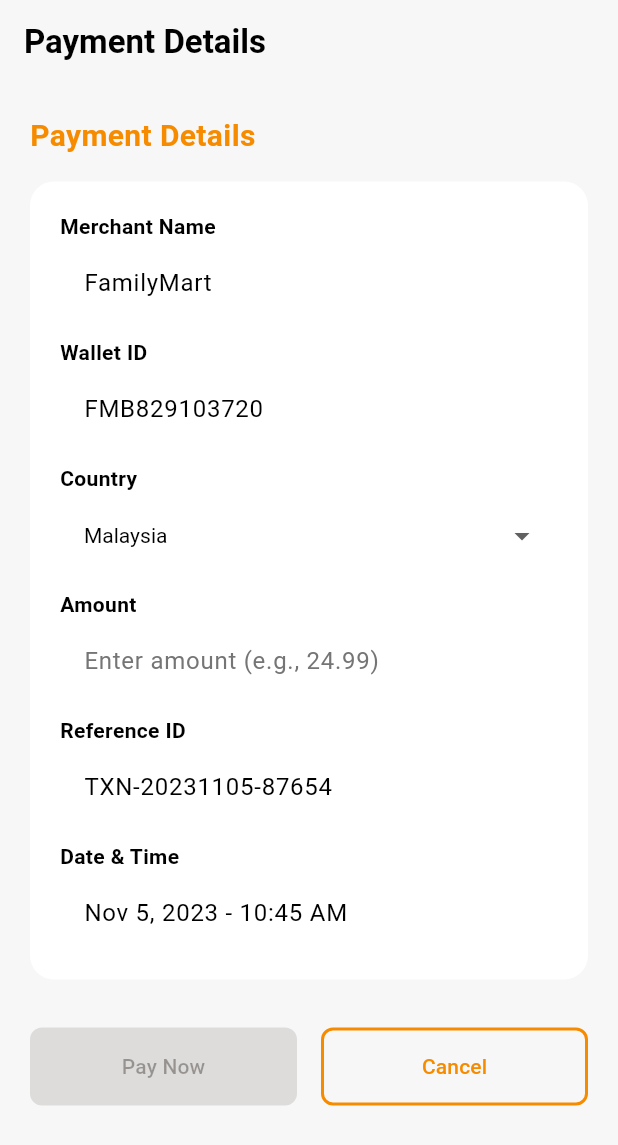
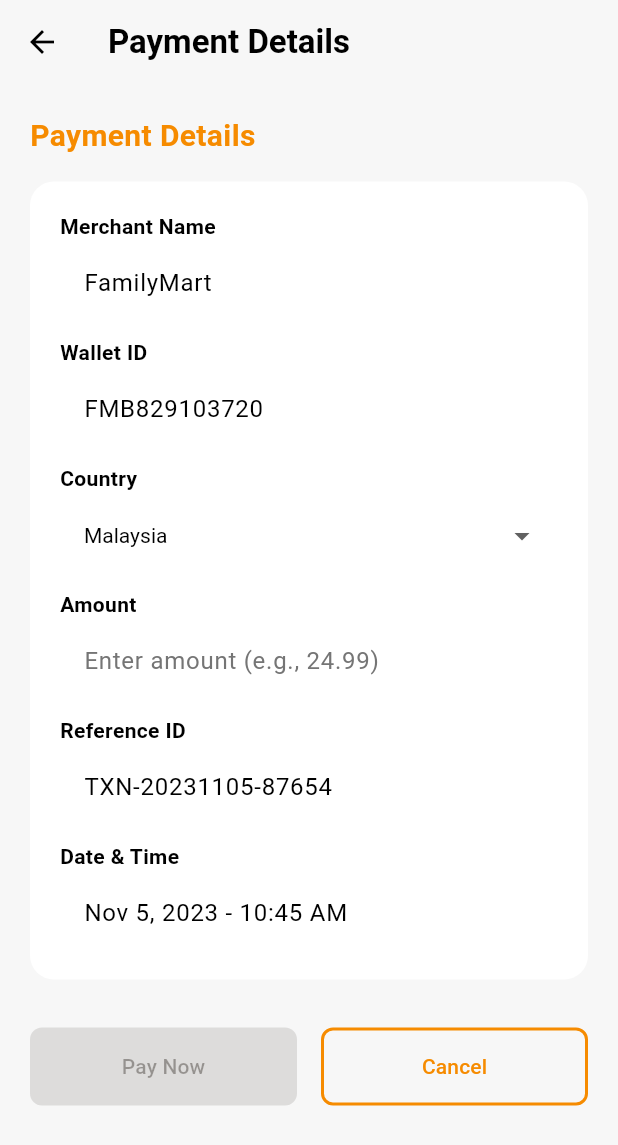
Before and after one commit to Thevesh-Chandran/Breaking-Bad-payhack, a Flutter app: the screen it shows after launch, item 3 of the bottom bar chosen, after a tap on "Scan from gallery", on a phone screen of 412 x 824 dp. Shown: the top 1145 px of the screen. Run offline on Flutter 3.47's test engine with Material 3 defaults, Android fonts, the phone set to English and light mode, and no system bars; our stand-ins replace device_preview.

Commit message:
Add files via upload

```diff
--- a/payhack/Swytch/swytch/lib/main.dart
+++ b/payhack/Swytch/swytch/lib/main.dart
@@ -158,6 +158,7 @@
       title: 'Swytch',
       theme: isOnline ? lightTheme : darkTheme,
       home: SwytchMainPage(
+        key: ValueKey('$pointsBalance-${pointsHistory.length}'),
         isOnline: isOnline,
         onToggle: toggleOnline,
         availableBalance: availableBalance,
@@ -192,7 +193,8 @@
 
   @override
   Widget build(BuildContext context) {
-    final pages = [
+    // Create pages list dynamically to ensure it rebuilds when props change
+    final pages = <Widget>[
       SwytchHomePage(
         isOnline: widget.isOnline,
         onToggle: widget.onToggle,
@@ -1837,7 +1839,7 @@
                 ),
                 onPressed: () {
                   // Simulate QR scan - navigate to PaymentDetailsPage for Family Mart (local transfer)
-                  Navigator.of(context).pushReplacement(
+                  Navigator.of(context).push(
                     MaterialPageRoute(
                       builder: (context) => PaymentDetailsPage(
                         isOnline: isOnline,
@@ -2854,11 +2856,11 @@
                       final subtitle = formatTransactionSubtitle(context, now);
                       onPayment!(amount: amount, merchant: merchant, isDebit: true, subtitle: subtitle);
                     }
-                    // Navigate back to home page and clear the navigation stack
+                    // Navigate back to the main app (QR code page) and clear the navigation stack
                     Navigator.of(context).popUntil((route) => route.isFirst);
                   },
                   child: const Text(
-                    'Return to Home',
+                    'Back to App',
                     style: TextStyle(
                       fontSize: 18,
                       fontWeight: FontWeight.bold,
```
